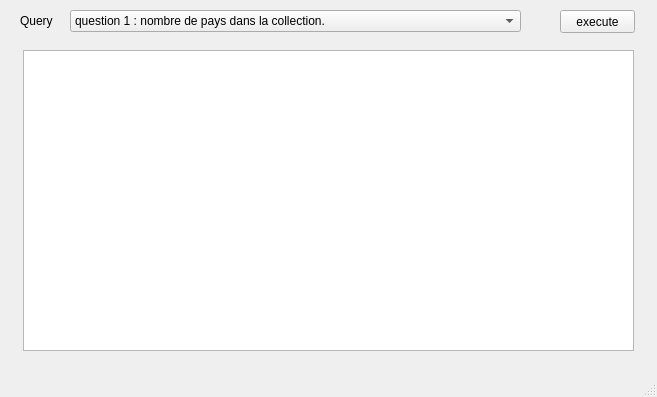
This is main.ui in donutyeon/bda_partie2 as Qt 5 draws it before an edit. The edited form follows.
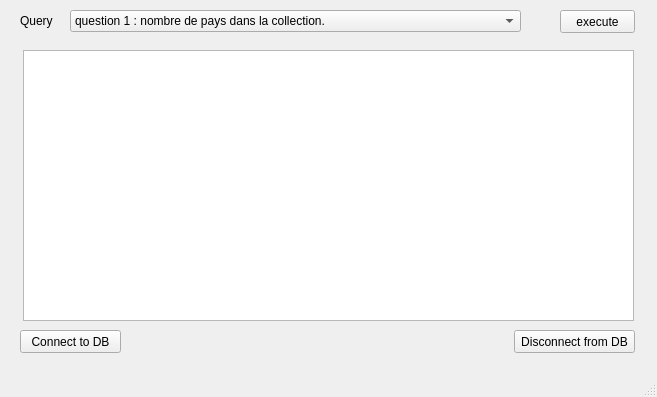
This is the edited form.

Commit message: added connect and disconnect buttons

```diff
--- a/main.ui
+++ b/main.ui
@@ -134,10 +134,36 @@
       <x>23</x>
       <y>50</y>
       <width>611</width>
-      <height>301</height>
+      <height>271</height>
      </rect>
     </property>
    </widget>
+   <widget class="QPushButton" name="connect_button">
+    <property name="geometry">
+     <rect>
+      <x>20</x>
+      <y>330</y>
+      <width>101</width>
+      <height>23</height>
+     </rect>
+    </property>
+    <property name="text">
+     <string>Connect to DB</string>
+    </property>
+   </widget>
+   <widget class="QPushButton" name="disconnect_button">
+    <property name="geometry">
+     <rect>
+      <x>514</x>
+      <y>330</y>
+      <width>121</width>
+      <height>23</height>
+     </rect>
+    </property>
+    <property name="text">
+     <string>Disconnect from DB</string>
+    </property>
+   </widget>
   </widget>
   <widget class="QMenuBar" name="menubar">
    <property name="geometry">
```
The commit also changes 1 other file.
